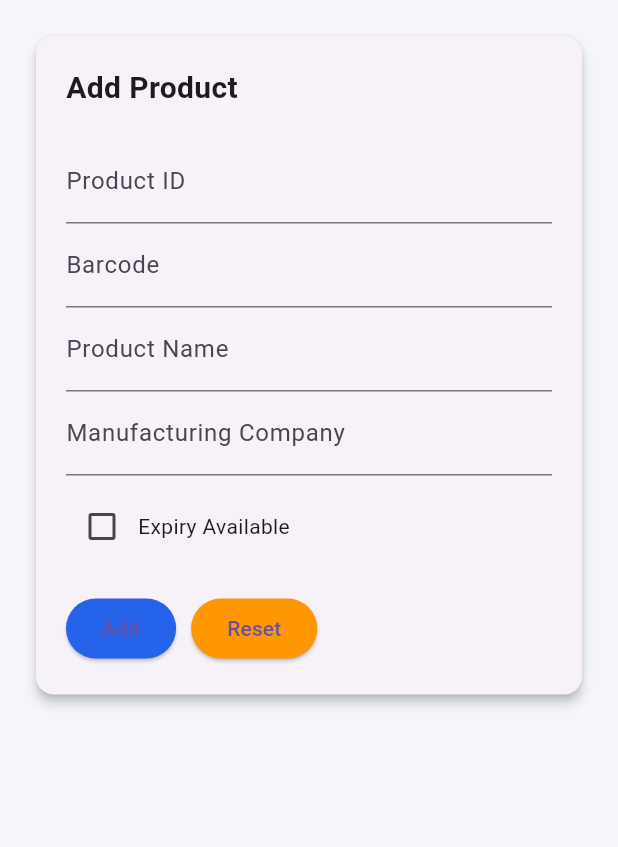
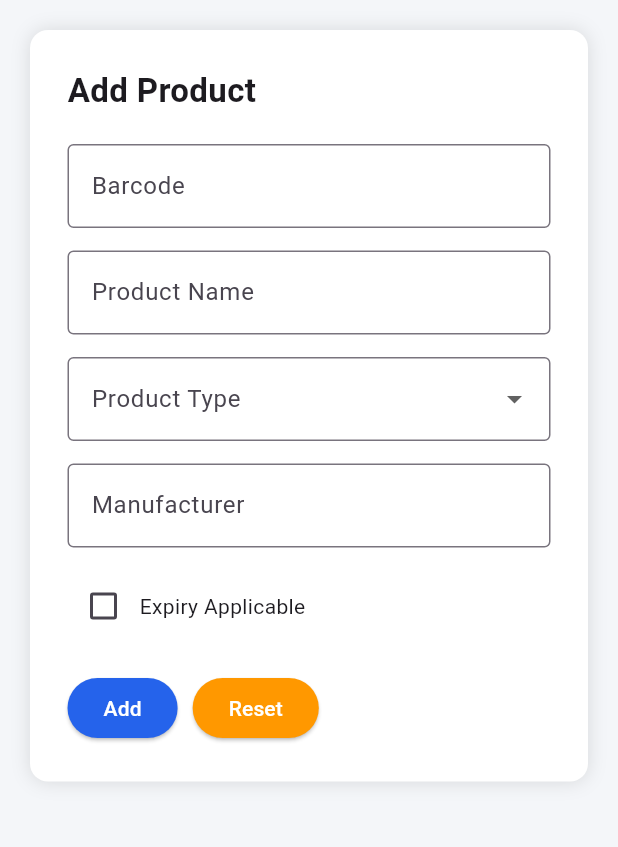
Before and after one commit to NeelSavsani/ExpiroChain-Flutter-Application, a Flutter app: the AddProductScreen screen opened by its route, on a phone screen of 412 x 824 dp, the part 84-931 px from its top. Run offline on Flutter 3.47's test engine with Material 3 defaults, Android fonts, the phone set to English and light mode, and no system bars; our stand-ins replace file_picker, shared_preferences; accounts and stored records are empty; network calls fail; Roboto replaces fonts that are missing (Segoe UI).

Commit message:
Add to stock with autofill product name

```diff
--- a/lib/config/api_config.dart
+++ b/lib/config/api_config.dart
@@ -9,4 +9,9 @@ class ApiConfig {
   static const String addProduct = "$baseUrl/add_product.php";
 
   static const String getStocks = "$baseUrl/get_stock.php";
+
+  static const String addStock = "$baseUrl/add_stock.php";
+
+  static const String getProductByBarcode = "$baseUrl/get_product_by_barcode.php";
+
 }
--- a/lib/main.dart
+++ b/lib/main.dart
@@ -9,6 +9,7 @@ import 'screens/account_screen.dart';
 import 'screens/reports_screen.dart';
 import 'screens/stock_screen.dart';
 import 'screens/expiry_tracker_screen.dart';
+import 'screens/add_stock_screen.dart';
 
 void main() {
   runApp(const ExpiroChainApp());
@@ -37,6 +38,7 @@ class ExpiroChainApp extends StatelessWidget {
         "/expiry": (context) => const ExpiryTrackerScreen(),
         "/reports": (context) => const ReportsScreen(),
         "/account": (context) => const AccountScreen(),
+        "/add-stock": (context) => const AddStockScreen(),
       },
     );
   }
--- a/lib/screens/add_product_screen.dart
+++ b/lib/screens/add_product_screen.dart
@@ -1,4 +1,6 @@
 import 'package:flutter/material.dart';
+import 'package:shared_preferences/shared_preferences.dart';
+import '../services/api_service.dart';
 import '../widgets/app_layout.dart';
 
 class AddProductScreen extends StatefulWidget {
@@ -10,22 +12,82 @@ class AddProductScreen extends StatefulWidget {
 
 class _AddProductScreenState extends State<AddProductScreen> {
 
-  final productId = TextEditingController();
   final barcode = TextEditingController();
   final productName = TextEditingController();
   final manufacturer = TextEditingController();
 
+  String category = "";
   bool expiryAvailable = false;
+  bool loading = false;
 
-  void resetForm() {
+  /* RESET FORM */
 
-    productId.clear();
+  void resetForm(){
     barcode.clear();
     productName.clear();
     manufacturer.clear();
 
     setState(() {
+      category = "";
       expiryAvailable = false;
+    });
+  }
+
+  /* ADD PRODUCT */
+
+  Future<void> addProduct() async {
+
+    if(barcode.text.isEmpty || productName.text.isEmpty || category.isEmpty){
+      ScaffoldMessenger.of(context).showSnackBar(
+          const SnackBar(content: Text("Please fill required fields"))
+      );
+      return;
+    }
+
+    setState(() {
+      loading = true;
+    });
+
+    try{
+
+      SharedPreferences prefs = await SharedPreferences.getInstance();
+      int userId = prefs.getInt("user_id") ?? 0;
+
+      final result = await ApiService.addProduct(
+          userId,
+          barcode.text.trim(),
+          productName.text.trim(),
+          category,
+          manufacturer.text.trim(),
+          expiryAvailable ? 1 : 0
+      );
+
+      if(result["status"] == "success"){
+
+        ScaffoldMessenger.of(context).showSnackBar(
+            SnackBar(content: Text(result["message"]))
+        );
+
+        resetForm();
+
+      }else{
+
+        ScaffoldMessenger.of(context).showSnackBar(
+            SnackBar(content: Text(result["message"]))
+        );
+
+      }
+
+    }catch(e){
+
+      ScaffoldMessenger.of(context).showSnackBar(
+          const SnackBar(content: Text("Server error"))
+      );
+
+    }
+
+    setState(() {
+      loading = false;
     });
 
   }
@@ -37,25 +99,26 @@ class _AddProductScreenState extends State<AddProductScreen> {
 
       route: "/add-product",
 
-      child: Container(
-
-        color: const Color(0xFFF4F6F9),
-
-        padding: const EdgeInsets.all(20),
+      child: SafeArea(
 
         child: SingleChildScrollView(
 
-          child: Card(
+          padding: const EdgeInsets.all(20),
 
-            elevation: 3,
+          child: Center(
 
-            shape: RoundedRectangleBorder(
-              borderRadius: BorderRadius.circular(12),
-            ),
+            child: Container(
 
-            child: Padding(
+              width: 500,
+              padding: const EdgeInsets.all(25),
 
-              padding: const EdgeInsets.all(20),
+              decoration: BoxDecoration(
+                color: Colors.white,
+                borderRadius: BorderRadius.circular(12),
+                boxShadow: const [
+                  BoxShadow(color: Colors.black12, blurRadius: 10)
+                ],
+              ),
 
               child: Column(
 
@@ -66,68 +129,111 @@ class _AddProductScreenState extends State<AddProductScreen> {
                   const Text(
                     "Add Product",
                     style: TextStyle(
-                      fontSize: 20,
-                      fontWeight: FontWeight.bold,
+                        fontSize: 22,
+                        fontWeight: FontWeight.bold
                     ),
                   ),
 
                   const SizedBox(height: 20),
 
-                  TextField(
-                    controller: productId,
-                    decoration: const InputDecoration(
-                      labelText: "Product ID",
-                    ),
-                  ),
+                  /* BARCODE */
 
                   TextField(
                     controller: barcode,
                     decoration: const InputDecoration(
                       labelText: "Barcode",
+                      border: OutlineInputBorder(),
                     ),
                   ),
+
+                  const SizedBox(height: 15),
+
+                  /* PRODUCT NAME */
 
                   TextField(
                     controller: productName,
                     decoration: const InputDecoration(
                       labelText: "Product Name",
+                      border: OutlineInputBorder(),
                     ),
                   ),
+
+                  const SizedBox(height: 15),
+
+                  /* CATEGORY */
+
+                  DropdownButtonFormField<String>(
+
+                    value: category.isEmpty ? null : category,
+
+                    decoration: const InputDecoration(
+                      labelText: "Product Type",
+                      border: OutlineInputBorder(),
+                    ),
+
+                    items: const [
+
+                      DropdownMenuItem(
+                        value: "Medicine",
+                        child: Text("Medicine"),
+                      ),
+
+                      DropdownMenuItem(
+                        value: "Cosmetic",
+                        child: Text("Cosmetic"),
+                      ),
+
+                      DropdownMenuItem(
+                        value: "Other",
+                        child: Text("Other"),
+                      ),
+
+                    ],
+
+                    onChanged: (value){
+                      setState(() {
+                        category = value!;
+                      });
+                    },
+
+                  ),
+
+                  const SizedBox(height: 15),
+
+                  /* MANUFACTURER */
 
                   TextField(
                     controller: manufacturer,
                     decoration: const InputDecoration(
-                      labelText: "Manufacturing Company",
+                      labelText: "Manufacturer",
+                      border: OutlineInputBorder(),
                     ),
                   ),
 
-                  const SizedBox(height: 10),
+                  const SizedBox(height: 15),
+
+                  /* EXPIRY CHECKBOX */
 
                   Row(
-
                     children: [
 
                       Checkbox(
-
                         value: expiryAvailable,
-
-                        onChanged: (val) {
-
+                        onChanged: (val){
                           setState(() {
                             expiryAvailable = val!;
                           });
-
                         },
-
                       ),
 
-                      const Text("Expiry Available")
+                      const Text("Expiry Applicable")
 
                     ],
-
                   ),
 
                   const SizedBox(height: 20),
+
+                  /* BUTTONS */
 
                   Row(
 
@@ -135,17 +241,27 @@ class _AddProductScreenState extends State<AddProductScreen> {
 
                       ElevatedButton(
 
-                        onPressed: () {},
+                        onPressed: loading ? null : addProduct,
 
                         style: ElevatedButton.styleFrom(
-                          backgroundColor: const Color(0xFF2563eb),
+                          backgroundColor: const Color(0xFF2563EB),
+                          foregroundColor: Colors.white,
                         ),
 
-                        child: const Text("Add"),
+                        child: loading
+                            ? const SizedBox(
+                          height:18,
+                          width:18,
+                          child: CircularProgressIndicator(
+                            color: Colors.white,
+                            strokeWidth:2,
+                          ),
+                        )
+                            : const Text("Add"),
 
                       ),
 
-                      const SizedBox(width: 10),
+                      const SizedBox(width:10),
 
                       ElevatedButton(
 
@@ -153,11 +269,12 @@ class _AddProductScreenState extends State<AddProductScreen> {
 
                         style: ElevatedButton.styleFrom(
                           backgroundColor: Colors.orange,
+                          foregroundColor: Colors.white,
                         ),
 
                         child: const Text("Reset"),
 
-                      ),
+                      )
 
                     ],
 
--- a/lib/services/api_service.dart
+++ b/lib/services/api_service.dart
@@ -53,4 +53,67 @@ class ApiService {
     return jsonDecode(response.body);
   }
 
+  /* ADD PRODUCTS */
+  static Future<Map<String, dynamic>> addProduct(
+      int userId,
+      String barcode,
+      String prodName,
+      String category,
+      String manufacturer,
+      int expiryApplicable
+      ) async {
+
+    final response = await http.post(
+      Uri.parse(ApiConfig.addProduct),
+      body: {
+        "user_id": userId.toString(),
+        "barcode": barcode,
+        "prod_name": prodName,
+        "category": category,
+        "manufacturer": manufacturer,
+        "expiry_applicable": expiryApplicable.toString(),
+      },
+    );
+
+    return jsonDecode(response.body);
+  }
+
+  /* ADD STOCK */
+
+  static Future<Map<String, dynamic>> addStock(
+      int userId,
+      String barcode,
+      String batchNo,
+      String expDate,
+      int qty,
+      ) async {
+
+    final response = await http.post(
+      Uri.parse(ApiConfig.addStock),
+      body: {
+        "user_id": userId.toString(),
+        "barcode": barcode,
+        "batch_no": batchNo,
+        "exp_date": expDate,
+        "qty": qty.toString(),
+      },
+    );
+
+    return jsonDecode(response.body);
+  }
+
+  /* GET PRODUCT BY BARCODE */
+
+  static Future<Map<String,dynamic>> getProductByBarcode(
+      int userId, String barcode) async {
+
+    final response = await http.get(
+      Uri.parse(
+          "${ApiConfig.getProductByBarcode}?user_id=$userId&barcode=$barcode"
+      ),
+    );
+
+    return jsonDecode(response.body);
+  }
+
 }
--- a/lib/widgets/sidebar.dart
+++ b/lib/widgets/sidebar.dart
@@ -79,6 +79,7 @@ class Sidebar extends StatelessWidget {
           menuItem(context, Icons.home, "Home", "/dashboard"),
           menuItem(context, Icons.add_box, "Add Product", "/add-product"),
           menuItem(context, Icons.inventory, "Products", "/products"),
+          menuItem(context, Icons.add_box, "Add Stock", "/add-stock"),
           menuItem(context, Icons.store, "Stock", "/stock"),
           menuItem(context, Icons.warning, "Expiry Tracker", "/expiry"),
           menuItem(context, Icons.bar_chart, "Reports", "/reports"),
```
Also changed, not shown: lib/screens/add_stock_screen.dart (added, +307 -0 lines).
